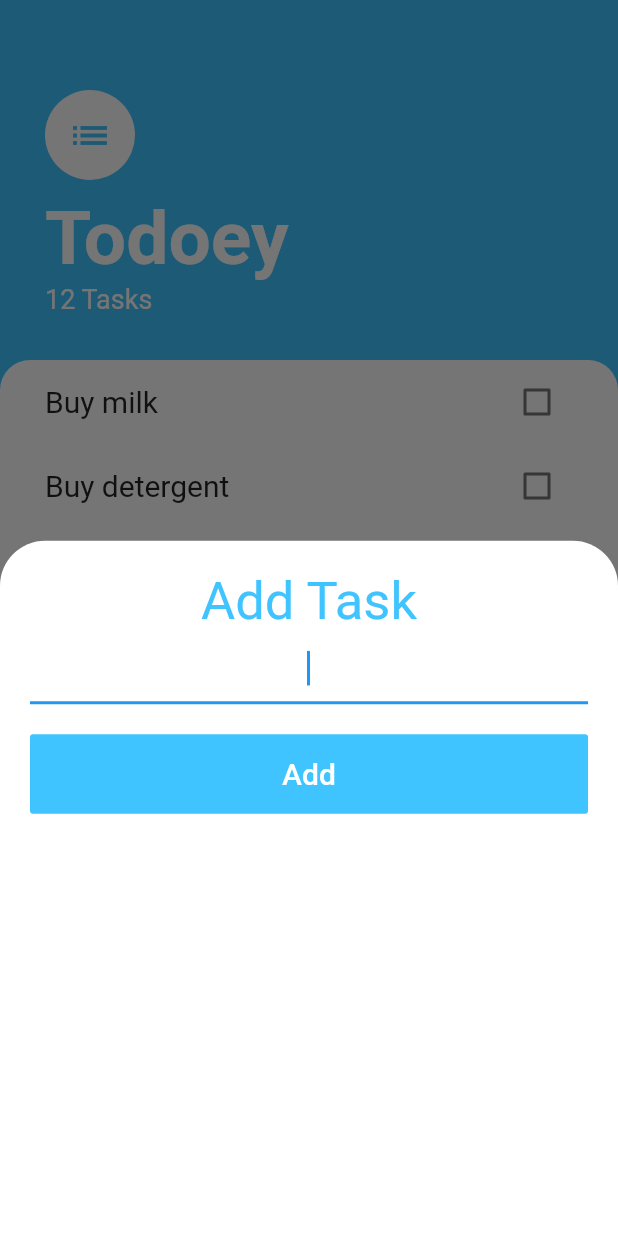
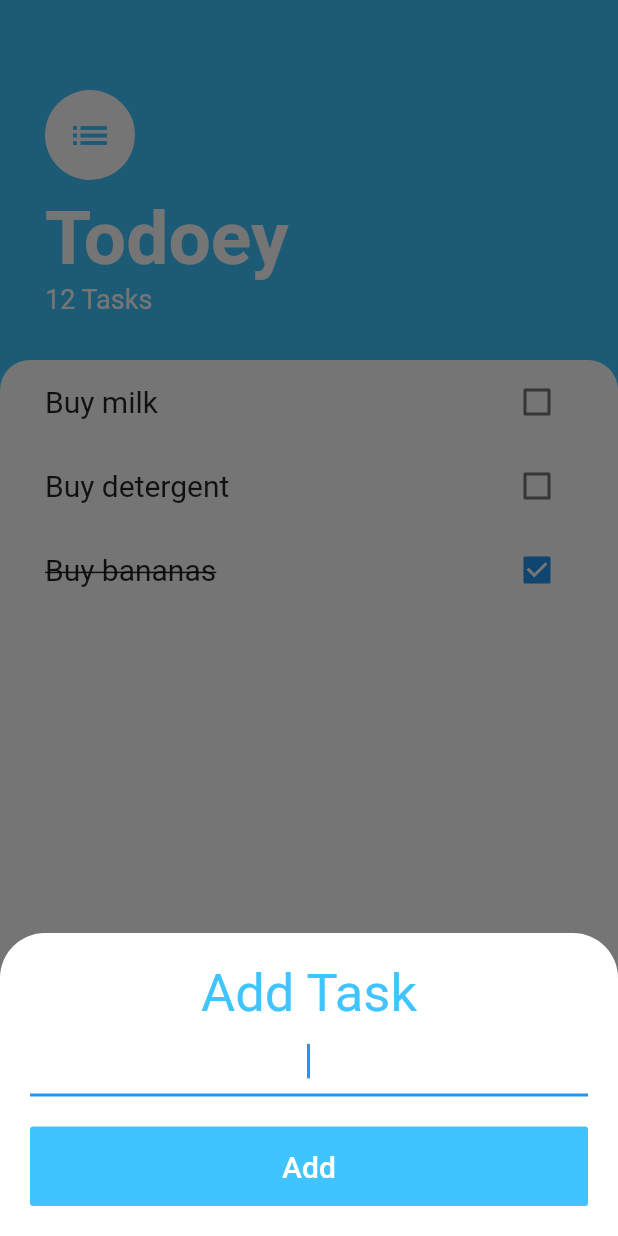
Before and after one commit to paxcodes/todoey, a Flutter app: the screen it shows after launch, after a tap on the "add" icon, on a phone screen of 412 x 824 dp. Run offline on Flutter 3.47's test engine with Material 2 defaults, Android fonts, the phone set to English and light mode, and no system bars.

Commit message:
:bug:👩🏻‍💻 Completely have the bottom sheet sit above the keyboard
In "smaller screen sizes" the keyboard would overlap/cover the `Add`
button.

```diff
--- a/lib/screens/tasks_screen.dart
+++ b/lib/screens/tasks_screen.dart
@@ -13,7 +13,41 @@ class TasksScreen extends StatelessWidget {
         child: Icon(Icons.add),
         onPressed: () {
           showModalBottomSheet(
-              context: context, builder: (context) => AddTaskScreen());
+            // Simply wrapping the sheet with SingleChildScrollView will not
+            // work because modal sheet is fixed to being "half" the screen
+            // we need to set `isScrollControlled: true` to make the bottom
+            // sheet's height--in combination with `SingleChildScrollView`--
+            // be "flexible" according to the size of its contents.
+            // From docs -- The isScrollControlled parameter specifies whether
+            // this is a route for a bottom sheet that will utilize
+            // DraggableScrollableSheet. If you wish to have a bottom sheet
+            // that has a scrollable child such as a ListView or a GridView and
+            // have the bottom sheet be draggable, you should set this parameter
+            // to true.
+            isScrollControlled: true,
+            context: context,
+            // Use a `SingleChildScrollView` widget to make sure the widgets
+            // in the bottom sheet have enough space. Without using a
+            // `SingleChildScrollView` and only adjusting the padding
+            // using a `Container` or `Padding` widget will result in an
+            // `Overflow` error.
+            // SingleChildScrollView — A box in which a single widget can be
+            // scrolled. This widget is useful when you have a single box that
+            // will normally be entirely visible, for example a clock face in a
+            // time picker, but you need to make sure it can be scrolled if the
+            // container gets too small in one axis (the scroll direction).
+            builder: (context) => SingleChildScrollView(
+              // From docs: `viewInsets` -- The parts of the display that are
+              // completely obscured by system UI, typically by the device's
+              // keyboard. When a mobile device's keyboard is visible
+              // `viewInsets.bottom` corresponds to the top of the keyboard.
+              // https://api.flutter.dev/flutter/widgets/MediaQueryData-class.html
+              // https://api.flutter.dev/flutter/widgets/MediaQueryData/viewInsets.html
+              padding: EdgeInsets.only(
+                  bottom: MediaQuery.of(context).viewInsets.bottom),
+              child: AddTaskScreen(),
+            ),
+          );
         },
       ),
       body: Column(
```
